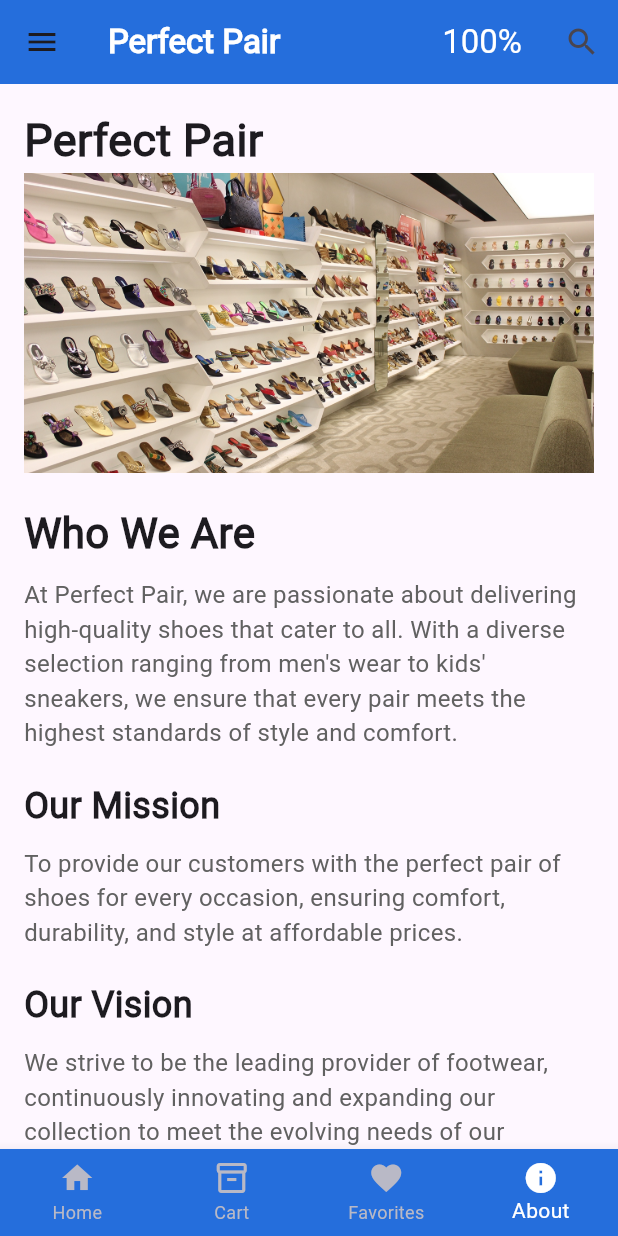
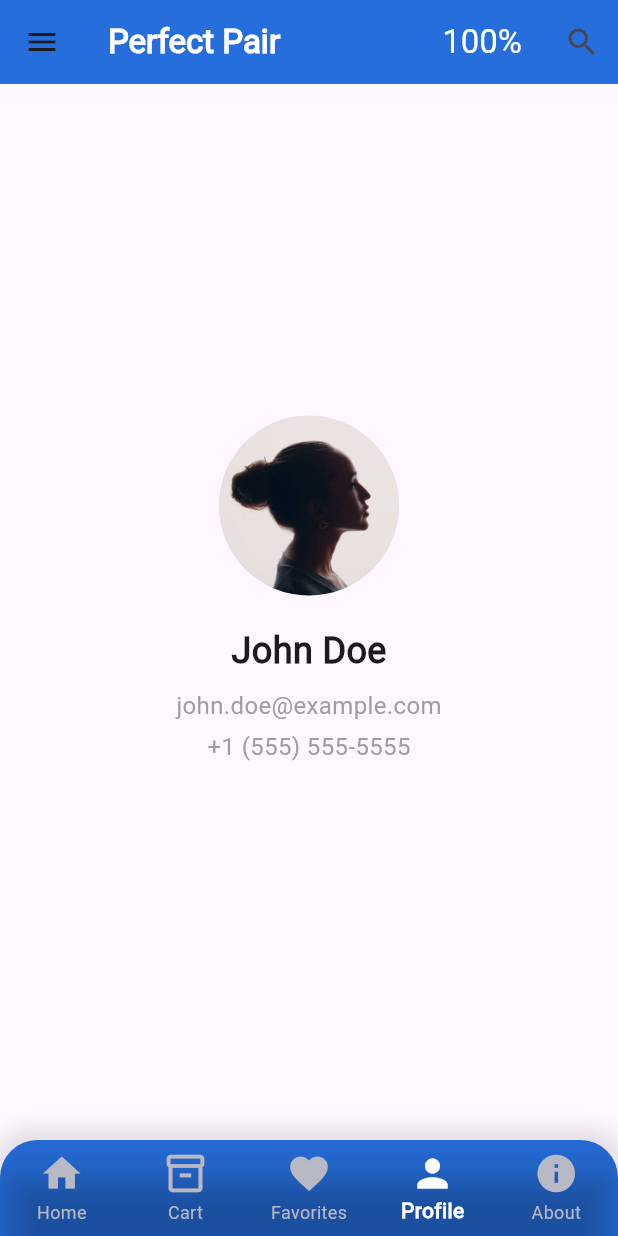
Before and after one commit to nesara365/perfect_pair, a Flutter app: the Home screen opened by its route, item 4 of the bottom bar chosen, on a phone screen of 412 x 824 dp. Run offline on Flutter 3.47's test engine with Material 3 defaults, Android fonts, the phone set to English and light mode, and no system bars; our stand-ins replace battery_plus, connectivity_plus, firebase_auth, firebase_core, geolocator, get; missing offline and left inert: flutter_stripe; accounts and stored records are empty; network calls fail; Roboto replaces fonts that are missing (Montserrat, Poppins); project files that could hold a hidden picture were left out.

Commit message:
perfect_pairSem2Commit4

```diff
--- a/lib/bnavbar.dart
+++ b/lib/bnavbar.dart
@@ -4,35 +4,66 @@ class BNavbar extends StatelessWidget {
   final int currentIndex;
   final ValueChanged<int> onTap;
 
-  const BNavbar({required this.currentIndex, required this.onTap, super.key});
+  const BNavbar({required this.currentIndex, required this.onTap, Key? key}) : super(key: key);
 
   @override
   Widget build(BuildContext context) {
-    return BottomNavigationBar(
+    return Container(
+      decoration: BoxDecoration(
+        color: const Color.fromARGB(255, 37, 110, 220),
+        borderRadius: const BorderRadius.only(
+          topLeft: Radius.circular(25),
+          topRight: Radius.circular(25),
+        ),
+        boxShadow: [
+          BoxShadow(
+            color: Colors.black.withOpacity(0.1),
+            spreadRadius: 5,
+            blurRadius: 10,
+            offset: const Offset(0, -3),
+          ),
+        ],
+      ),
+      child: ClipRRect(
+        borderRadius: const BorderRadius.only(
+          topLeft: Radius.circular(25),
+          topRight: Radius.circular(25),
+        ),
+        child: BottomNavigationBar(
           items: const <BottomNavigationBarItem>[
             BottomNavigationBarItem(
-          icon: Icon(Icons.home),
+              icon: Icon(Icons.home, size: 30),
               label: 'Home',
             ),
             BottomNavigationBarItem(
-          icon: Icon(Icons.inventory_2_outlined),
+              icon: Icon(Icons.inventory_2_outlined, size: 30),
               label: 'Cart',
             ),
             BottomNavigationBarItem(
-          icon: Icon(Icons.favorite),
+              icon: Icon(Icons.favorite, size: 30),
               label: 'Favorites',
             ),
             BottomNavigationBarItem(
-          icon: Icon(Icons.info),
+              icon: Icon(Icons.person, size: 30),
+              label: 'Profile',
+            ),
+            BottomNavigationBarItem(
+              icon: Icon(Icons.info, size: 30),
               label: 'About',
-        ), // Added About item
+            ),
           ],
           currentIndex: currentIndex,
           selectedItemColor: const Color.fromRGBO(255, 255, 255, 1),
           unselectedItemColor: const Color.fromARGB(255, 185, 185, 198),
-      backgroundColor: const Color.fromARGB(255, 37, 110, 220),
-      onTap: onTap,
+          backgroundColor: Colors.transparent,
+          onTap: onTap, // This handles the navigation based on index
           type: BottomNavigationBarType.fixed,
+          elevation: 10,
+          selectedFontSize: 14,
+          unselectedFontSize: 12,
+          selectedLabelStyle: const TextStyle(fontWeight: FontWeight.bold),
+        ),
+      ),
     );
   }
 }
--- a/lib/home.dart
+++ b/lib/home.dart
@@ -6,6 +6,7 @@ import 'package:battery_plus/battery_plus.dart';
 import 'navbar.dart';
 import 'cart.dart';
 import 'fav.dart';
+import 'profile.dart';
 import 'package:connectivity_plus/connectivity_plus.dart';
 import 'abtus.dart';
 import 'bnavbar.dart';
@@ -274,7 +275,9 @@ class _HomeState extends State<Home> {
         shoes: favoriteShoes,
         onToggleFavorite: _toggleFavorite,
       )
-          : const AboutPage(), // Display the About page
+          : _selectedIndex == 3 // Add this case for Profile Page
+          ? const ProfilePage() // Display the Profile page
+          : const AboutPage(), // Default case // Display the About page
       bottomNavigationBar: BNavbar(
         currentIndex: _selectedIndex,
         onTap: _onItemTapped,
--- a/lib/main.dart
+++ b/lib/main.dart
@@ -5,6 +5,7 @@ import 'package:flutter_stripe/flutter_stripe.dart';
 import 'package:madf/firebase_options.dart';
 import 'package:madf/cart.dart';
 import 'package:madf/abtus.dart';
+import 'package:madf/profile.dart';
 import 'forgotP.dart';
 import 'home.dart';
 import 'landing.dart';
@@ -52,6 +53,7 @@ class PerfectPairApp extends StatelessWidget {
         '/cart': (context) => const CartPage(),
         '/about': (context) => const AboutPage(),
         '/payment': (context) => const PaymentPage(),
+        '/profile': (context) => const ProfilePage(),
         '/confirmpayment': (context) => const ConfirmPaymentPage(),
       },
     );
--- a/lib/navbar.dart
+++ b/lib/navbar.dart
@@ -33,7 +33,7 @@ class Navbar extends StatelessWidget {
           ListTile(
             leading: const Icon(Icons.home),
             title: const Text('Home'),
-            onTap: () => print('Share tapped'),
+            onTap: () => Navigator.pushNamed(context, '/home'),
           ),
           ListTile(
             leading: const Icon(Icons.shopping_cart),
@@ -46,6 +46,11 @@ class Navbar extends StatelessWidget {
             onTap: () => Navigator.pushNamed(context, '/favorites'),
           ),
           ListTile(
+            leading: const Icon(Icons.favorite),
+            title: const Text('Profile'),
+            onTap: () => Navigator.pushNamed(context, '/profile'),
+          ),
+          ListTile(
             leading: const Icon(Icons.description),
             title: const Text('About Us'),
             onTap: () => Navigator.pushNamed(context, '/about'),
--- /dev/null
+++ b/lib/profile.dart
@@ -0,0 +1,57 @@
+import 'package:flutter/material.dart';
+
+class ProfilePage extends StatelessWidget {
+  const ProfilePage({super.key});
+
+  @override
+  Widget build(BuildContext context) {
+    return Scaffold(
+      body: Center(
+        child: Padding(
+          padding: const EdgeInsets.all(16.0),
+          child: Column(
+            mainAxisAlignment: MainAxisAlignment.center, // Center the content vertically
+            children: [
+              // Profile Picture
+              CircleAvatar(
+                radius: 60,
+                backgroundImage: AssetImage(
+                    'images/Profile.jpg'), // Use AssetImage for local image
+              ),
+              const SizedBox(height: 20),
+
+              // User Information
+              const Text(
+                'John Doe', // Replace with user's name
+                style: TextStyle(
+                  fontSize: 24,
+                  fontWeight: FontWeight.bold,
+                ),
+              ),
+              const SizedBox(height: 8),
+              const Text(
+                'john.doe@example.com', // Replace with user's email
+                style: TextStyle(
+                  fontSize: 16,
+                  color: Colors.grey,
+                ),
+              ),
+              const SizedBox(height: 4),
+              const Text(
+                '+1 (555) 555-5555', // Replace with user's phone number
+                style: TextStyle(
+                  fontSize: 16,
+                  color: Colors.grey,
+                ),
+              ),
+              const SizedBox(height: 30),
+
+              // Edit Profile Button
+
+            ],
+          ),
+        ),
+      ),
+    );
+  }
+}
--- a/pubspec.yaml
+++ b/pubspec.yaml
@@ -49,6 +49,7 @@ dependencies:
   geolocator: ^13.0.1
   google_maps_flutter: ^2.2.5
   flutter_polyline_points: ^2.1.0
+
 
 dev_dependencies:
   flutter_test:
```
Also changed, not shown: lib/cart.dart (+51 -10 lines), lib/confirmpayment.dart (+21 -0 lines), lib/payment.dart (+77 -67 lines), 2 other files. Lines whose indentation alone changed are shown as unchanged.
